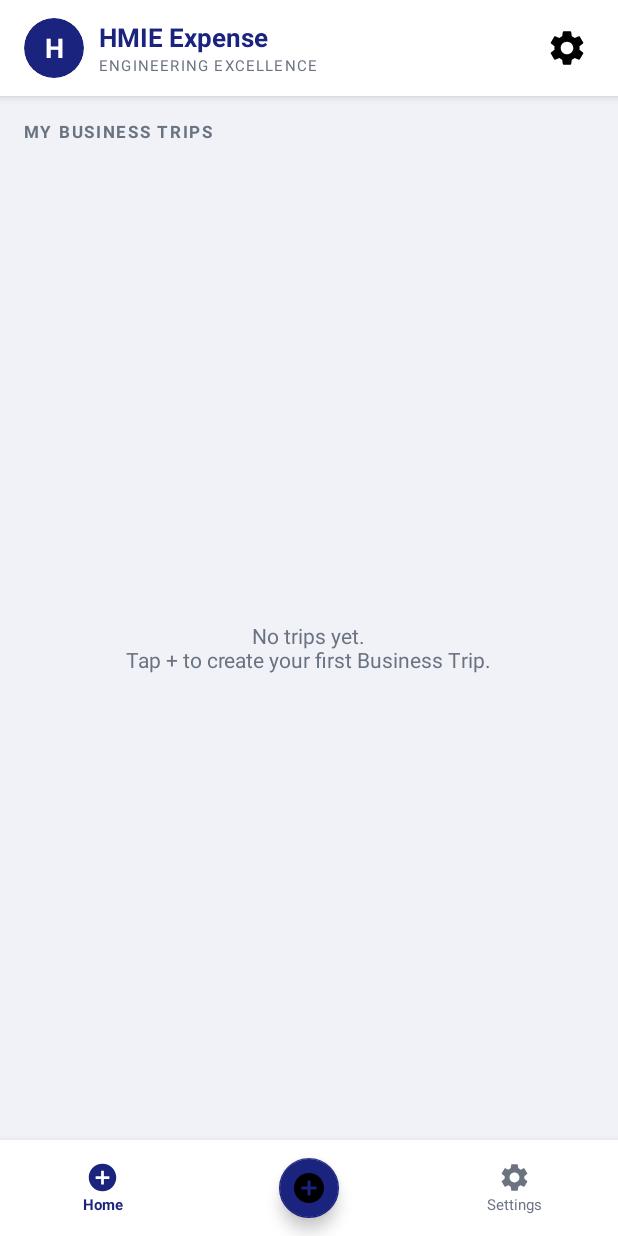
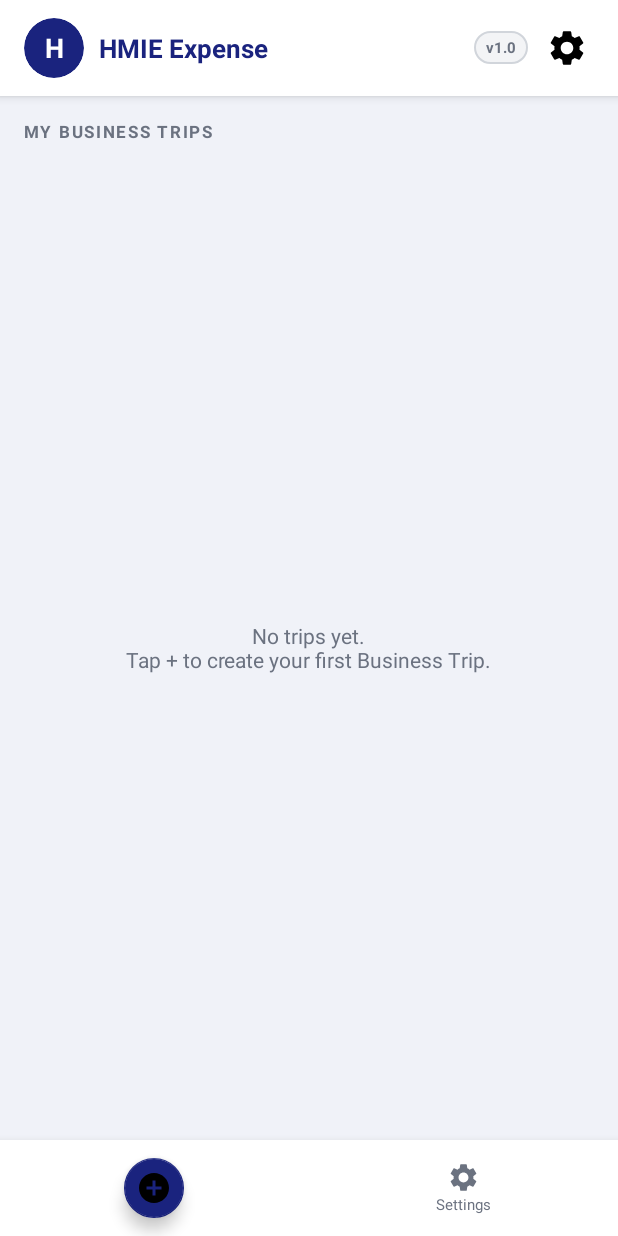
Before and after one commit to bhimsenjoshi/AiPrograms, an Android app: the screen it shows after launch (MainActivity), on a phone screen of 412 x 824 dp. Run offline under Robolectric (Android 15) with nearby library versions, the phone set to English and light mode, and no system bars; our stand-ins replace Room's generated code.

Commit message:
UI cleanup: remove Draft chip, Home nav tab, Engineering Excellence; add About
- item_trip.xml: remove always-on DRAFT chip that served no purpose
- activity_main.xml: remove 'ENGINEERING EXCELLENCE' subtitle
- activity_main.xml: remove redundant Home (+) nav tab; bottom bar now
  has only FAB (new trip) and Settings
- activity_main.xml: add 'v1.0' support chip next to Settings in header
- MainActivity: btnSupport click shows About dialog with version 1.0,
  developer Bhimsen Joshi, contact bhimsen.joshi@gmail.com,
  release date 28 March 2026

https://claude.ai/code/session_014p3J7wiZFDNwTHswoB2xSP

```diff
--- a/BTReportApp/app/src/main/res/layout/activity_main.xml
+++ b/BTReportApp/app/src/main/res/layout/activity_main.xml
@@ -43,27 +43,29 @@
                 android:gravity="center"/>
         </com.google.android.material.card.MaterialCardView>
 
-        <LinearLayout
+        <TextView
             android:layout_width="0dp"
             android:layout_height="wrap_content"
             android:layout_weight="1"
-            android:orientation="vertical"
-            android:layout_marginStart="10dp">
-            <TextView
-                android:layout_width="wrap_content"
-                android:layout_height="wrap_content"
+            android:layout_marginStart="10dp"
             android:text="HMIE Expense"
             android:textColor="@color/primary"
             android:textStyle="bold"
             android:textSize="17sp"/>
+
+        <!-- Support / About chip -->
         <TextView
+            android:id="@+id/btnSupport"
             android:layout_width="wrap_content"
             android:layout_height="wrap_content"
-                android:text="ENGINEERING EXCELLENCE"
+            android:text="v1.0"
+            android:textSize="10sp"
+            android:textStyle="bold"
             android:textColor="@color/on_surface_variant"
-                android:textSize="10sp"
-                android:letterSpacing="0.08"/>
-        </LinearLayout>
+            android:background="@drawable/chip_gray_bg"
+            android:paddingHorizontal="8dp"
+            android:paddingVertical="4dp"
+            android:layout_marginEnd="8dp"/>
 
         <ImageView
             android:id="@+id/btnSettings"
@@ -116,7 +118,7 @@
 
     </FrameLayout>
 
-    <!-- Bottom nav bar -->
+    <!-- Bottom nav bar: New Trip FAB + Settings -->
     <LinearLayout
         android:layout_width="match_parent"
         android:layout_height="64dp"
@@ -124,23 +126,7 @@
         android:elevation="8dp"
         android:orientation="horizontal">
 
-        <!-- Home tab -->
-        <LinearLayout
-            android:layout_width="0dp"
-            android:layout_height="match_parent"
-            android:layout_weight="1"
-            android:gravity="center"
-            android:orientation="vertical">
-            <ImageView android:layout_width="22dp" android:layout_height="22dp"
-                android:src="@drawable/ic_add"
-                app:tint="@color/primary"
-                android:contentDescription="Home"/>
-            <TextView android:layout_width="wrap_content" android:layout_height="wrap_content"
-                android:text="Home" android:textSize="10sp" android:textColor="@color/primary"
-                android:textStyle="bold"/>
-        </LinearLayout>
-
-        <!-- Centre FAB-style New Trip -->
+        <!-- New Trip FAB (centre-left) -->
         <FrameLayout
             android:layout_width="0dp"
             android:layout_height="match_parent"
```
Also changed, not shown: BTReportApp/app/src/main/java/com/hmie/btreport/MainActivity.kt (+13 -0 lines), BTReportApp/app/src/main/res/layout/item_trip.xml (+0 -12 lines). Lines whose indentation alone changed are shown as unchanged.
